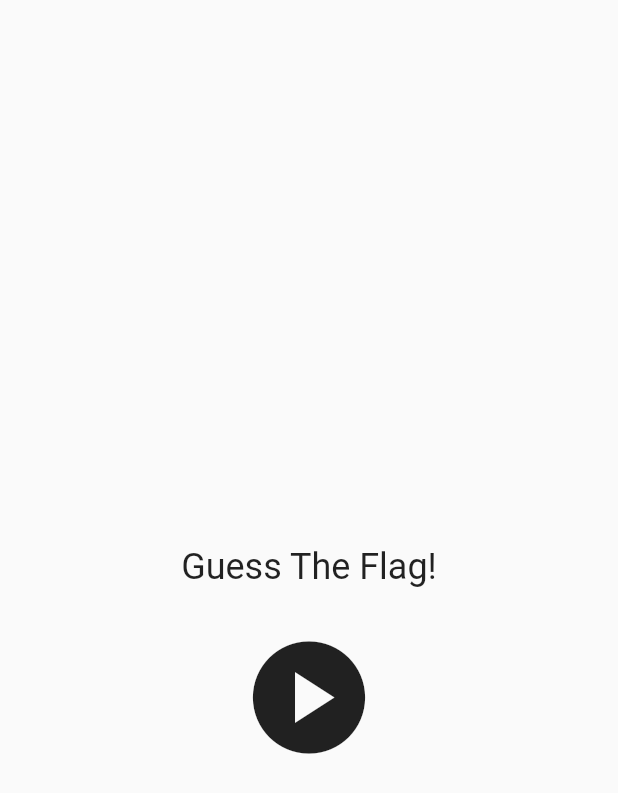
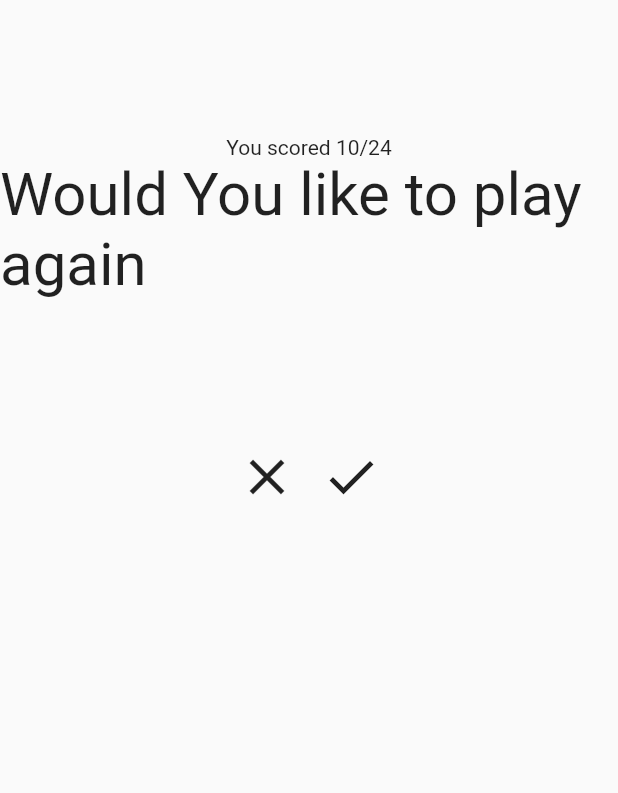
Before and after one commit to Ayobami0/GuessTheFlag, a Flutter app: the screen it shows after launch, on a phone screen of 412 x 824 dp. Shown: the top 793 px of the screen. Run offline on Flutter 3.47's test engine with Material 2 defaults, Android fonts, the phone set to English and light mode, and no system bars.

Commit message:
Add navigation to finish page

```diff
--- a/lib/main.dart
+++ b/lib/main.dart
@@ -1,6 +1,6 @@
 import 'package:flutter/material.dart';
-import 'package:guess_the_flag/widgets/quiz.dart';
 import './pages/start.dart';
+import './pages/end.dart';
 
 void main() {
   runApp(const MyApp());
@@ -16,7 +16,7 @@ class MyApp extends StatelessWidget {
       title: 'Flutter Demo',
       home: Scaffold(
           body: SafeArea(
-          child: Home(),
+          child: FinishPage(),
           ),
       ),
     );
--- a/lib/pages/end.dart
+++ b/lib/pages/end.dart
@@ -0,0 +1,40 @@
+import 'package:flutter/material.dart';
+
+class FinishPage extends StatelessWidget {
+  const FinishPage({super.key});
+
+  @override
+  Widget build(BuildContext context) {
+    return Scaffold(
+      body: SafeArea(
+          child: Column(
+            children: [
+              const SizedBox(height: 90),
+              const Text('You scored 10/24'),
+              const Text(
+                'Would You like to play again',
+                style: TextStyle(
+                  fontSize: 40,
+                ),
+              ),
+              const SizedBox(height: 90),
+              Row(
+                mainAxisAlignment: MainAxisAlignment.center,
+                children: [
+                  IconButton(
+                    onPressed: () {},
+                    icon: const Icon(Icons.close),
+                    iconSize: 40,
+                  ),
+                  IconButton(
+                    onPressed: () {},
+                    icon: const Icon(Icons.done),
+                    iconSize: 40,
+                  )
+                ],
+              ),
+            ],
+      )),
+    );
+  }
+}
```
Also changed, not shown: lib/widgets/quiz.dart (+13 -1 lines).
